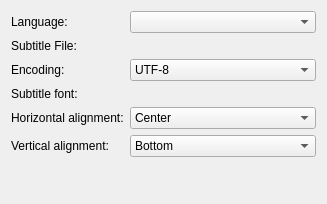
google-code-export/kmediafactory, file plugins/video/subtitleoptions.ui: the form before one commit.
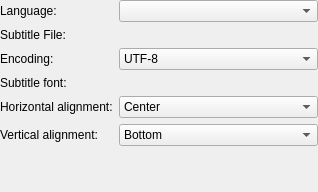
The form after the commit. Custom widgets are drawn as their Qt base class.

Diff of the .ui file:
```diff
--- a/plugins/video/subtitleoptions.ui
+++ b/plugins/video/subtitleoptions.ui
@@ -6,14 +6,17 @@
    <rect>
     <x>0</x>
     <y>0</y>
-    <width>327</width>
-    <height>204</height>
+    <width>318</width>
+    <height>192</height>
    </rect>
   </property>
   <property name="windowTitle">
    <string>Subtitle options</string>
   </property>
   <layout class="QFormLayout" name="formLayout">
+   <property name="margin">
+    <number>0</number>
+   </property>
    <item row="0" column="0">
     <widget class="QLabel" name="languageLabel">
      <property name="text">
```
